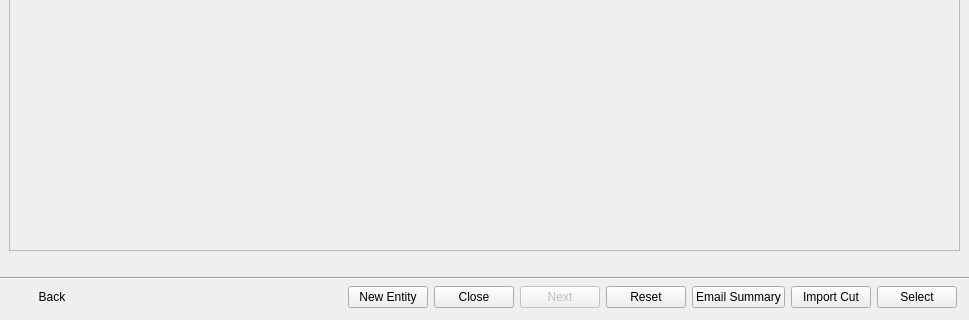
First picture: the form in resources/dialog.ui, repository shotgunsoftware/tk-multi-importcut, before the edit; both pictures show x 0 to 969 and y 261 to 581 of the 969 by 581 pixel window.
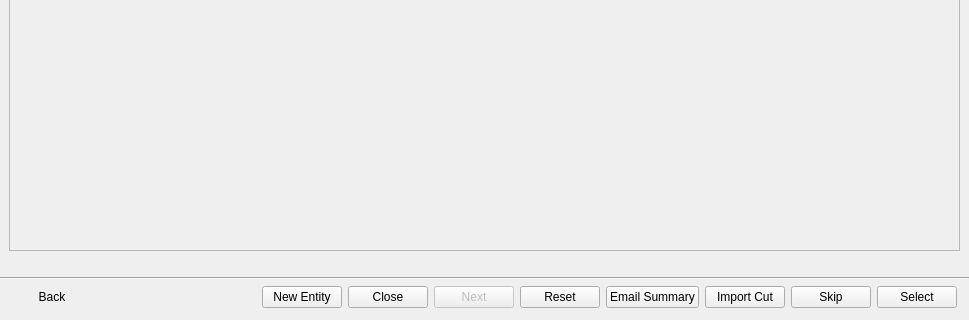
Second picture: the form after the edit. The open tabs and pages were chosen to show the change. Icons and pictures are not drawn. Custom widgets are drawn as their Qt base class.

Commit message: For #35631, first shot at implementing skip Cut diff button.

```diff
--- a/resources/dialog.ui
+++ b/resources/dialog.ui
@@ -1636,7 +1636,7 @@
     </widget>
    </item>
    <item>
-    <layout class="QHBoxLayout" name="horizontalLayout" stretch="0,1,0,0,0,0,0,0,0">
+    <layout class="QHBoxLayout" name="horizontalLayout" stretch="0,1,0,0,0,0,0,0,0,0">
      <property name="leftMargin">
       <number>12</number>
      </property>
@@ -1727,6 +1727,13 @@
        </property>
       </widget>
      </item>
+     <item>
+      <widget class="QPushButton" name="skip_button">
+       <property name="text">
+        <string>Skip</string>
+       </property>
+      </widget>
+     </item>
      <item>
       <widget class="QPushButton" name="select_button">
        <property name="text">
```
Left out of the diff: 17 changed lines with no effect on the pictures. The commit also changes 5 other files.
